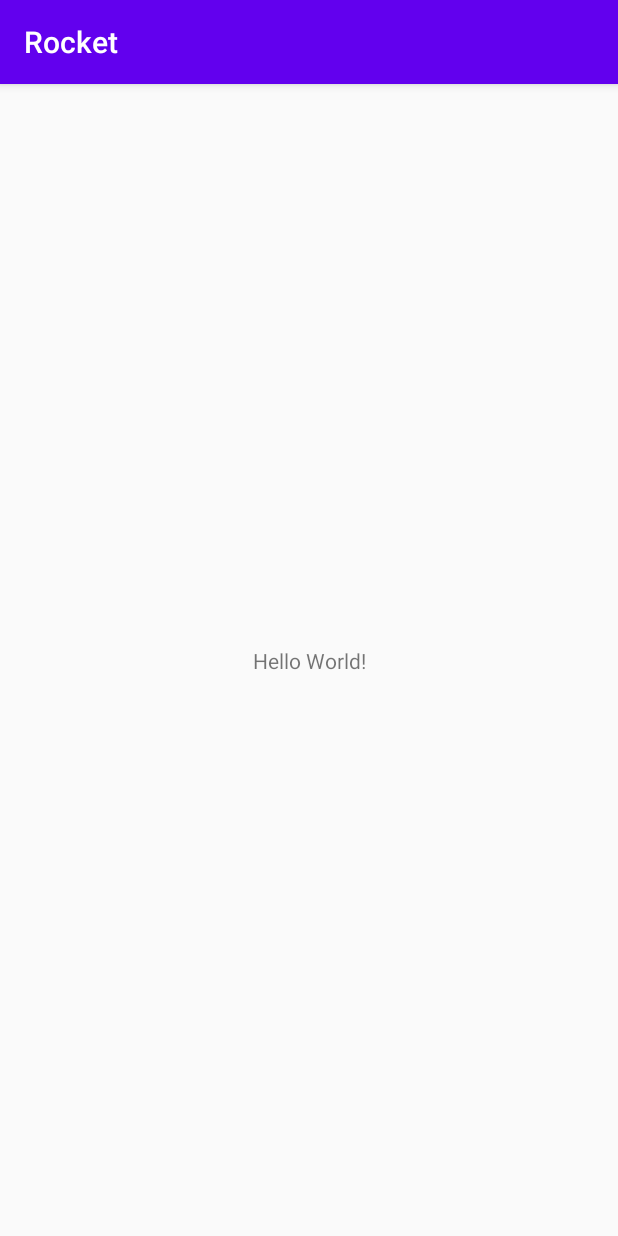
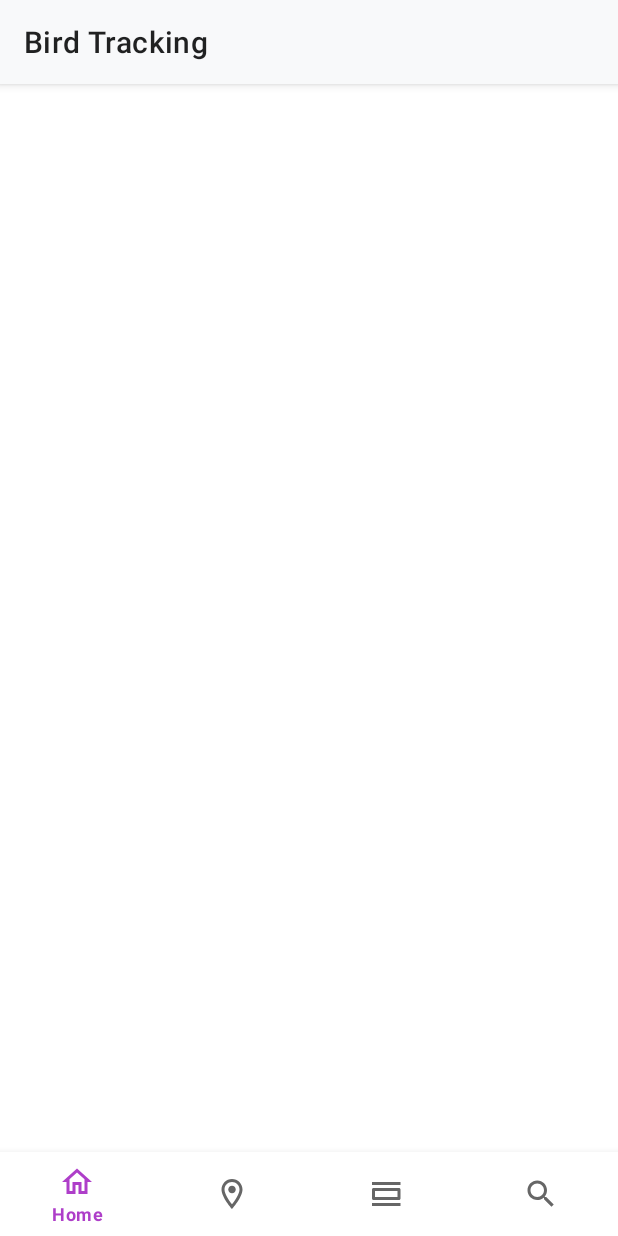
Before and after one commit to slo-kan/Team-Rocket, an Android app: the screen it shows after launch (MainActivity), on a phone screen of 412 x 824 dp. Run offline under Robolectric (Android 15) with nearby library versions, the phone set to English and light mode, and no system bars.

Commit message:
Added basic bottom navigation with four tabs

```diff
--- a/app/build.gradle
+++ b/app/build.gradle
@@ -2,7 +2,6 @@ apply plugin: 'com.android.application'
 
 android {
     compileSdkVersion 29
-
 
     defaultConfig {
         applicationId "com.teamrocket.app"
@@ -20,7 +19,6 @@ android {
             proguardFiles getDefaultProguardFile('proguard-android-optimize.txt'), 'proguard-rules.pro'
         }
     }
-
 }
 
 dependencies {
@@ -28,6 +26,8 @@ dependencies {
 
     implementation 'androidx.appcompat:appcompat:1.1.0'
     implementation 'androidx.constraintlayout:constraintlayout:1.1.3'
+    implementation 'com.google.android.material:material:1.1.0'
+
     testImplementation 'junit:junit:4.12'
     androidTestImplementation 'androidx.test.ext:junit:1.1.1'
     androidTestImplementation 'androidx.test.espresso:espresso-core:3.2.0'
--- a/app/src/main/AndroidManifest.xml
+++ b/app/src/main/AndroidManifest.xml
@@ -9,13 +9,14 @@
         android:roundIcon="@mipmap/ic_launcher_round"
         android:supportsRtl="true"
         android:theme="@style/AppTheme">
-        <activity android:name=".MainActivity">
+
+        <activity android:name=".ui.main.MainActivity">
             <intent-filter>
                 <action android:name="android.intent.action.MAIN" />
-
                 <category android:name="android.intent.category.LAUNCHER" />
             </intent-filter>
         </activity>
+
     </application>
 
 </manifest>
--- a/app/src/main/java/com/teamrocket/app/MainActivity.java
+++ b/app/src/main/java/com/teamrocket/app/ui/main/MainActivity.java
@@ -1,8 +1,10 @@
-package com.teamrocket.app;
+package com.teamrocket.app.ui.main;
+
+import android.os.Bundle;
 
 import androidx.appcompat.app.AppCompatActivity;
 
-import android.os.Bundle;
+import com.teamrocket.app.R;
 
 public class MainActivity extends AppCompatActivity {
 
--- /dev/null
+++ b/app/src/main/res/drawable/ic_category_24.xml
@@ -0,0 +1,13 @@
+<?xml version="1.0" encoding="utf-8"?>
+<vector xmlns:android="http://schemas.android.com/apk/res/android"
+    android:width="24dp"
+    android:height="24dp"
+    android:viewportWidth="24"
+    android:viewportHeight="24">
+
+    <path
+        android:pathData="M0 0h24v24H0V0z" />
+    <path
+        android:fillColor="#000000"
+        android:pathData="M21 18H2v2h19v-2zm-2-8v4H4v-4h15m1-2H3c-0.55 0-1 0.45-1 1v6c0 0.55 0.45 1 1 1h17c0.55 0 1-0.45 1-1V9c0-0.55-0.45-1-1-1zm1-4H2v2h19V4z" />
+</vector>
--- /dev/null
+++ b/app/src/main/res/drawable/ic_home_24.xml
@@ -0,0 +1,13 @@
+<?xml version="1.0" encoding="utf-8"?>
+<vector xmlns:android="http://schemas.android.com/apk/res/android"
+    android:width="24dp"
+    android:height="24dp"
+    android:viewportWidth="24"
+    android:viewportHeight="24">
+
+    <path android:pathData="M0 0h24v24H0V0z" />
+
+    <path
+        android:fillColor="#000000"
+        android:pathData="M12 5.69l5 4.5V18h-2v-6H9v6H7v-7.81l5-4.5M12 3L2 12h3v8h6v-6h2v6h6v-8h3L12 3z" />
+</vector>
--- /dev/null
+++ b/app/src/main/res/drawable/ic_map_24.xml
@@ -0,0 +1,16 @@
+<?xml version="1.0" encoding="utf-8"?>
+<vector xmlns:android="http://schemas.android.com/apk/res/android"
+    android:width="24dp"
+    android:height="24dp"
+    android:viewportWidth="24"
+    android:viewportHeight="24">
+
+    <path
+        android:pathData="M0 0h24v24H0V0z" />
+    <path
+        android:fillColor="#000000"
+        android:pathData="M12 2C8.13 2 5 5.13 5 9c0 5.25 7 13 7 13s7-7.75 7-13c0-3.87-3.13-7-7-7zM7 9c0-2.76 2.24-5 5-5s5 2.24 5 5c0 2.88-2.88 7.19-5 9.88C9.92 16.21 7 11.85 7 9z" />
+    <path
+        android:fillColor="#000000"
+        android:pathData="M 12 6.5 C 13.3807118746 6.5 14.5 7.61928812542 14.5 9 C 14.5 10.3807118746 13.3807118746 11.5 12 11.5 C 10.6192881254 11.5 9.5 10.3807118746 9.5 9 C 9.5 7.61928812542 10.6192881254 6.5 12 6.5 Z" />
+</vector>
--- /dev/null
+++ b/app/src/main/res/drawable/ic_search_24.xml
@@ -0,0 +1,12 @@
+<?xml version="1.0" encoding="utf-8"?>
+<vector xmlns:android="http://schemas.android.com/apk/res/android"
+    android:width="24dp"
+    android:height="24dp"
+    android:viewportWidth="24"
+    android:viewportHeight="24">
+
+    <path android:pathData="M0 0h24v24H0V0z" />
+    <path
+        android:fillColor="#000000"
+        android:pathData="M15.5 14h-0.79l-0.28-0.27C15.41 12.59 16 11.11 16 9.5 16 5.91 13.09 3 9.5 3S3 5.91 3 9.5 5.91 16 9.5 16c1.61 0 3.09-0.59 4.23-1.57l0.27 0.28 v0.79l5 4.99L20.49 19l-4.99-5zm-6 0C7.01 14 5 11.99 5 9.5S7.01 5 9.5 5 14 7.01 14 9.5 11.99 14 9.5 14z" />
+</vector>
--- a/app/src/main/res/layout/activity_main.xml
+++ b/app/src/main/res/layout/activity_main.xml
@@ -1,18 +1,26 @@
 <?xml version="1.0" encoding="utf-8"?>
-<androidx.constraintlayout.widget.ConstraintLayout xmlns:android="http://schemas.android.com/apk/res/android"
+<androidx.coordinatorlayout.widget.CoordinatorLayout xmlns:android="http://schemas.android.com/apk/res/android"
     xmlns:app="http://schemas.android.com/apk/res-auto"
-    xmlns:tools="http://schemas.android.com/tools"
     android:layout_width="match_parent"
-    android:layout_height="match_parent"
-    tools:context=".MainActivity">
+    android:layout_height="match_parent">
 
-    <TextView
-        android:layout_width="wrap_content"
+    <com.google.android.material.appbar.AppBarLayout
+        android:layout_width="match_parent"
         android:layout_height="wrap_content"
-        android:text="Hello World!"
-        app:layout_constraintBottom_toBottomOf="parent"
-        app:layout_constraintLeft_toLeftOf="parent"
-        app:layout_constraintRight_toRightOf="parent"
-        app:layout_constraintTop_toTopOf="parent" />
+        android:backgroundTint="@color/gray_0">
 
-</androidx.constraintlayout.widget.ConstraintLayout>
+        <com.google.android.material.appbar.MaterialToolbar
+            android:layout_width="match_parent"
+            android:layout_height="wrap_content"
+            app:title="@string/app_name" />
+
+    </com.google.android.material.appbar.AppBarLayout>
+
+    <com.google.android.material.bottomnavigation.BottomNavigationView
+        android:layout_width="match_parent"
+        android:layout_height="wrap_content"
+        android:layout_gravity="bottom"
+        android:background="@color/white"
+        app:menu="@menu/bottom_nav" />
+
+</androidx.coordinatorlayout.widget.CoordinatorLayout>
--- /dev/null
+++ b/app/src/main/res/menu/bottom_nav.xml
@@ -0,0 +1,23 @@
+<?xml version="1.0" encoding="utf-8"?>
+<menu xmlns:android="http://schemas.android.com/apk/res/android">
+    <item
+        android:id="@+id/main_nav_home"
+        android:icon="@drawable/ic_home_24"
+        android:title="@string/main_nav_home" />
+
+    <item
+        android:id="@+id/main_nav_map"
+        android:icon="@drawable/ic_map_24"
+        android:title="@string/main_nav_map" />
+
+    <item
+        android:id="@+id/main_nav_categories"
+        android:icon="@drawable/ic_category_24"
+        android:title="@string/main_nav_categories" />
+
+    <item
+        android:id="@+id/main_nav_search"
+        android:icon="@drawable/ic_search_24"
+        android:title="@string/main_nav_search" />
+
+</menu>
--- a/app/src/main/res/values/colors.xml
+++ b/app/src/main/res/values/colors.xml
@@ -1,6 +1,13 @@
 <?xml version="1.0" encoding="utf-8"?>
 <resources>
-    <color name="colorPrimary">#6200EE</color>
-    <color name="colorPrimaryDark">#3700B3</color>
-    <color name="colorAccent">#03DAC5</color>
+    <color name="white">#ffffff</color>
+
+    <color name="gray_0">#f8f9fa</color>
+    <color name="gray_2">#e9ecef</color>
+
+    <color name="purple_5">#cc5de8</color>
+    <color name="purple_6">#be4bdb</color>
+    <color name="purple_7">#ae3ec9</color>
+    <color name="purple_8">#9c36b5</color>
+    <color name="purple_9">#862e9c</color>
 </resources>
--- a/app/src/main/res/values/strings.xml
+++ b/app/src/main/res/values/strings.xml
@@ -1,3 +1,9 @@
 <resources>
-    <string name="app_name">Rocket</string>
+    <string name="app_name">Bird Tracking</string>
+
+    <string name="main_nav_home">Home</string>
+    <string name="main_nav_map">Map</string>
+    <string name="main_nav_categories">Categories</string>
+    <string name="main_nav_search">Search</string>
+
 </resources>
--- a/app/src/main/res/values/styles.xml
+++ b/app/src/main/res/values/styles.xml
@@ -1,11 +1,12 @@
 <resources>
 
-    <!-- Base application theme. -->
-    <style name="AppTheme" parent="Theme.AppCompat.Light.DarkActionBar">
-        <!-- Customize your theme here. -->
-        <item name="colorPrimary">@color/colorPrimary</item>
-        <item name="colorPrimaryDark">@color/colorPrimaryDark</item>
-        <item name="colorAccent">@color/colorAccent</item>
+    <style name="AppTheme" parent="Theme.MaterialComponents.Light.NoActionBar">
+        <item name="colorPrimary">@color/purple_7</item>
+        <item name="colorPrimaryDark">@color/purple_9</item>
+        <item name="colorAccent">@color/purple_5</item>
+
+        <item name="android:statusBarColor">@color/gray_2</item>
+        <item name="android:windowLightStatusBar">true</item>
     </style>
 
 </resources>
```
